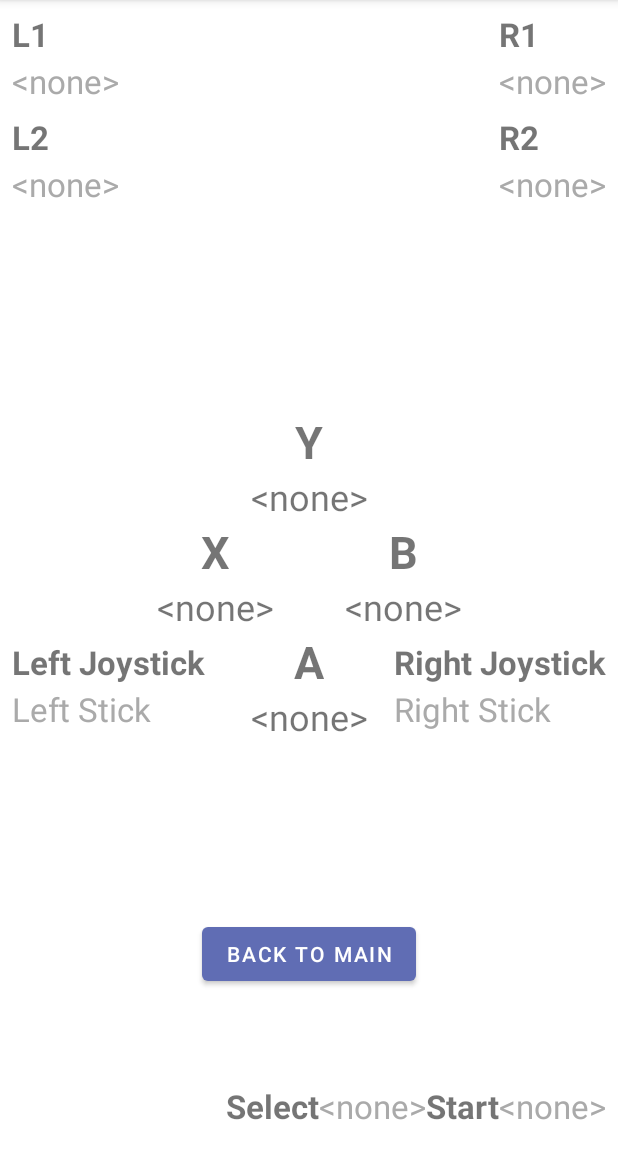
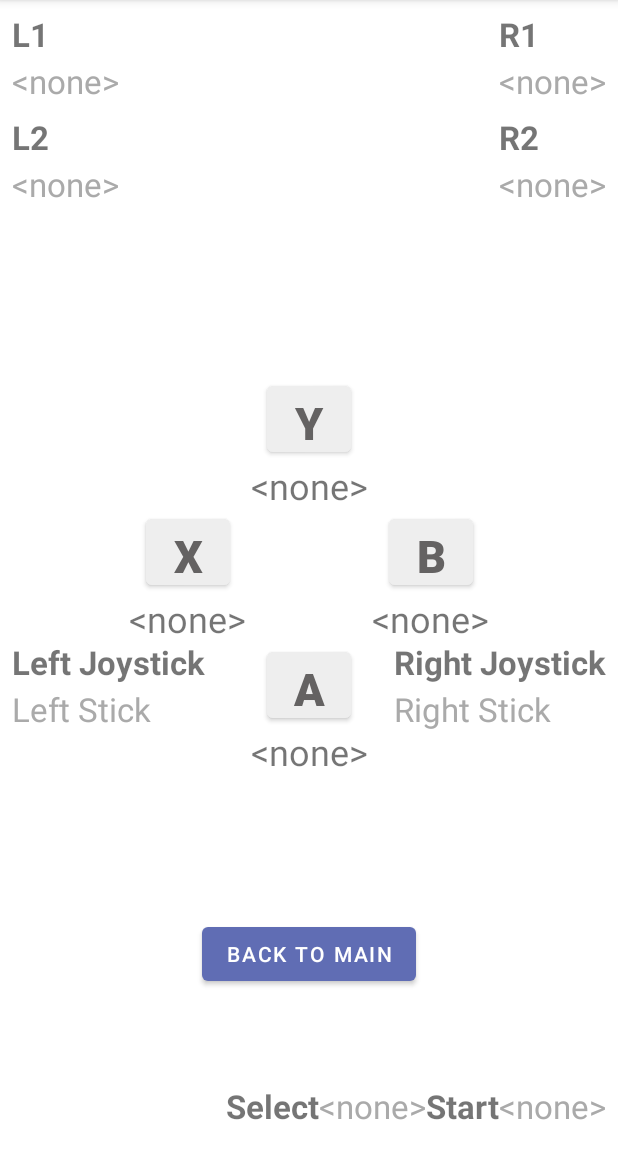
Before and after one commit to WinstonHar/Ros2BridgeMobile, an Android app built with Jetpack Compose: the ControllerOverviewActivity screen opened directly, with no data from a screen before it, on a phone screen of 412 x 824 dp, the part 84-1236 px from its top. Run offline under Robolectric (Android 15) with nearby library versions, the phone set to English and light mode, and no system bars; libraries missing offline, so code that uses them is left out: org.yaml.snakeyaml.

Commit message:
adjusted coloring for overview

```diff
--- a/app/src/main/java/com/example/testros2jsbridge/ControllerOverviewActivity.kt
+++ b/app/src/main/java/com/example/testros2jsbridge/ControllerOverviewActivity.kt
@@ -7,6 +7,7 @@ import android.widget.TextView
 import androidx.appcompat.app.AppCompatActivity
 import com.example.testros2jsbridge.ControllerSupportFragment.AppAction
 import com.example.testros2jsbridge.ControllerSupportFragment.JoystickMapping
+import com.google.android.material.button.MaterialButton
 
 class ControllerOverviewActivity : AppCompatActivity() {
     private var overlayHideRunnable: Runnable? = null
@@ -90,6 +91,7 @@ class ControllerOverviewActivity : AppCompatActivity() {
 
     override fun onCreate(savedInstanceState: Bundle?) {
         super.onCreate(savedInstanceState)
+
         setContentView(R.layout.activity_controller_overview)
 
         findViewById<View>(R.id.button_back_to_main).setOnClickListener {
@@ -113,22 +115,26 @@ class ControllerOverviewActivity : AppCompatActivity() {
         // Set the callback so fragment can notify activity
         controllerFragment.presetOverlayCallback = presetOverlayCallback
 
+        findViewById<MaterialButton>(R.id.button_y).setOnClickListener {
+        simulateControllerButtonPress("Button Y")
+        }
+        findViewById<MaterialButton>(R.id.button_x).setOnClickListener {
+            simulateControllerButtonPress("Button X")
+        }
+        findViewById<MaterialButton>(R.id.button_b).setOnClickListener {
+            simulateControllerButtonPress("Button B")
+        }
+        findViewById<MaterialButton>(R.id.button_a).setOnClickListener {
+            simulateControllerButtonPress("Button A")
+        }
+
         setupUi()
     }
 
     private fun setupUi() {
         // ABXY assignments (now TextViews)
         val assignments = controllerFragment.loadButtonAssignments(controllerFragment.getControllerButtonList())
-        val abxyLabels = mapOf(
-            "Y" to findViewById<TextView>(R.id.label_y),
-            "X" to findViewById<TextView>(R.id.label_x),
-            "B" to findViewById<TextView>(R.id.label_b),
-            "A" to findViewById<TextView>(R.id.label_a)
-        )
-        abxyLabels.forEach { (key, tv) ->
-            tv.text = key
-            tv.setOnClickListener(null)
-        }
+
         // Populate ABXY assignment and message fields
         val abxyAssignmentIds = mapOf(
             "Y" to R.id.assignment_y,
@@ -252,4 +258,12 @@ class ControllerOverviewActivity : AppCompatActivity() {
             .create()
         dialog.show()
     }
+
+    private fun simulateControllerButtonPress(btnName: String) {
+        val assignments = controllerFragment.loadButtonAssignments(controllerFragment.getControllerButtonList())
+        val assignedAction = assignments[btnName]
+        if (assignedAction != null) {
+            controllerFragment.triggerAppAction(assignedAction)
+        }
+    }
 }
--- a/app/src/main/java/com/example/testros2jsbridge/ControllerSupportFragment.kt
+++ b/app/src/main/java/com/example/testros2jsbridge/ControllerSupportFragment.kt
@@ -1202,7 +1202,7 @@ class ControllerSupportFragment : Fragment() {
     }
 
     // --- Trigger App Action ---
-    private fun triggerAppAction(action: AppAction) {
+    fun triggerAppAction(action: AppAction) {
         // Helper to get the default message if the action's message is empty
         fun getDefaultMessage(action: AppAction): String {
             return when (action.source) {
--- a/app/src/main/res/layout/activity_controller_overview.xml
+++ b/app/src/main/res/layout/activity_controller_overview.xml
@@ -73,13 +73,15 @@
         app:layout_constraintVertical_bias="0.5">
 
         <!-- Y Button (Top, centered) -->
-        <TextView
-            android:id="@+id/label_y"
+        <com.google.android.material.button.MaterialButton
+            android:id="@+id/button_y"
+            android:layout_width="56dp"
+            android:layout_height="56dp"
+            android:backgroundTint="@color/light_gray"
             android:text="Y"
+            android:textColor="@color/darker_gray"
             android:textSize="30sp"
             android:textStyle="bold"
-            android:layout_width="wrap_content"
-            android:layout_height="wrap_content"
             app:layout_constraintTop_toTopOf="parent"
             app:layout_constraintStart_toStartOf="parent"
             app:layout_constraintEnd_toEndOf="parent" />
@@ -90,18 +92,20 @@
             android:textSize="24sp"
             android:layout_width="wrap_content"
             android:layout_height="wrap_content"
-            app:layout_constraintTop_toBottomOf="@id/label_y"
+            app:layout_constraintTop_toBottomOf="@id/button_y"
             app:layout_constraintStart_toStartOf="parent"
             app:layout_constraintEnd_toEndOf="parent" />
 
         <!-- X and B horizontal chain with fixed spacer -->
-        <TextView
-            android:id="@+id/label_x"
+        <com.google.android.material.button.MaterialButton
+            android:id="@+id/button_x"
+            android:layout_width="56dp"
+            android:layout_height="56dp"
+            android:backgroundTint="@color/light_gray"
             android:text="X"
+            android:textColor="@color/darker_gray"
             android:textSize="30sp"
             android:textStyle="bold"
-            android:layout_width="wrap_content"
-            android:layout_height="wrap_content"
             app:layout_constraintTop_toBottomOf="@id/assignment_y"
             app:layout_constraintEnd_toStartOf="@id/x_b_spacer"
             app:layout_constraintHorizontal_chainStyle="packed"
@@ -111,18 +115,20 @@
             android:id="@+id/x_b_spacer"
             android:layout_width="106dp"
             android:layout_height="0dp"
-            app:layout_constraintTop_toTopOf="@id/label_x"
-            app:layout_constraintBottom_toBottomOf="@id/label_x"
-            app:layout_constraintStart_toEndOf="@id/label_x"
-            app:layout_constraintEnd_toStartOf="@id/label_b" />
+            app:layout_constraintTop_toTopOf="@id/button_x"
+            app:layout_constraintBottom_toBottomOf="@id/button_x"
+            app:layout_constraintStart_toEndOf="@id/button_x"
+            app:layout_constraintEnd_toStartOf="@id/button_b" />
 
-        <TextView
-            android:id="@+id/label_b"
+        <com.google.android.material.button.MaterialButton
+            android:id="@+id/button_b"
+            android:layout_width="56dp"
+            android:layout_height="56dp"
+            android:backgroundTint="@color/light_gray"
             android:text="B"
+            android:textColor="@color/darker_gray"
             android:textSize="30sp"
             android:textStyle="bold"
-            android:layout_width="wrap_content"
-            android:layout_height="wrap_content"
             app:layout_constraintTop_toBottomOf="@id/assignment_y"
             app:layout_constraintStart_toEndOf="@id/x_b_spacer"
             app:layout_constraintEnd_toEndOf="parent" />
@@ -134,9 +140,9 @@
             android:textSize="24sp"
             android:layout_width="wrap_content"
             android:layout_height="wrap_content"
-            app:layout_constraintTop_toBottomOf="@id/label_x"
-            app:layout_constraintStart_toStartOf="@id/label_x"
-            app:layout_constraintEnd_toEndOf="@id/label_x" />
+            app:layout_constraintTop_toBottomOf="@id/button_x"
+            app:layout_constraintStart_toStartOf="@id/button_x"
+            app:layout_constraintEnd_toEndOf="@id/button_x" />
 
         <!-- B assignment -->
         <TextView
@@ -145,18 +151,20 @@
             android:textSize="24sp"
             android:layout_width="wrap_content"
             android:layout_height="wrap_content"
-            app:layout_constraintTop_toBottomOf="@id/label_b"
-            app:layout_constraintStart_toStartOf="@id/label_b"
-            app:layout_constraintEnd_toEndOf="@id/label_b" />
+            app:layout_constraintTop_toBottomOf="@id/button_b"
+            app:layout_constraintStart_toStartOf="@id/button_b"
+            app:layout_constraintEnd_toEndOf="@id/button_b" />
 
         <!-- A Button (Bottom, centered below X and B) -->
-        <TextView
-            android:id="@+id/label_a"
+        <com.google.android.material.button.MaterialButton
+            android:id="@+id/button_a"
+            android:layout_width="56dp"
+            android:layout_height="56dp"
+            android:backgroundTint="@color/light_gray"
             android:text="A"
+            android:textColor="@color/darker_gray"
             android:textSize="30sp"
             android:textStyle="bold"
-            android:layout_width="wrap_content"
-            android:layout_height="wrap_content"
             app:layout_constraintTop_toBottomOf="@id/assignment_x"
             app:layout_constraintStart_toStartOf="parent"
             app:layout_constraintEnd_toEndOf="parent" />
@@ -167,7 +175,7 @@
             android:textSize="24sp"
             android:layout_width="wrap_content"
             android:layout_height="wrap_content"
-            app:layout_constraintTop_toBottomOf="@id/label_a"
+            app:layout_constraintTop_toBottomOf="@id/button_a"
             app:layout_constraintStart_toStartOf="parent"
             app:layout_constraintEnd_toEndOf="parent" />
 
--- a/app/src/main/res/values-night/colors.xml
+++ b/app/src/main/res/values-night/colors.xml
@@ -9,7 +9,7 @@
     <color name="white">#898787</color>
     <color name="darker_gray">#545353</color>
     <color name="background_container">#232323</color>
-
+    <color name="light_gray">#787878</color>
     //preset colors for controller view
     <color name="preset_selected_bg">#FFFFFF</color>
     <color name="preset_selected_text">#000000</color>
--- a/app/src/main/res/values/colors.xml
+++ b/app/src/main/res/values/colors.xml
@@ -7,9 +7,9 @@
     <color name="teal_700">#FF018786</color>
     <color name="black">#FF000000</color>
     <color name="white">#FFFFFFFF</color>
-    <color name="darker_gray">#7E7B7B</color>
+    <color name="darker_gray">#646262</color>
     <color name="background_container">#F5F5F5</color>
-
+    <color name="light_gray">#EEEEEE</color>
     //preset colors for controller view
     <color name="preset_selected_bg">#000000</color>
     <color name="preset_selected_text">#FFFFFF</color>
```
Also changed, not shown: 1 other file.
